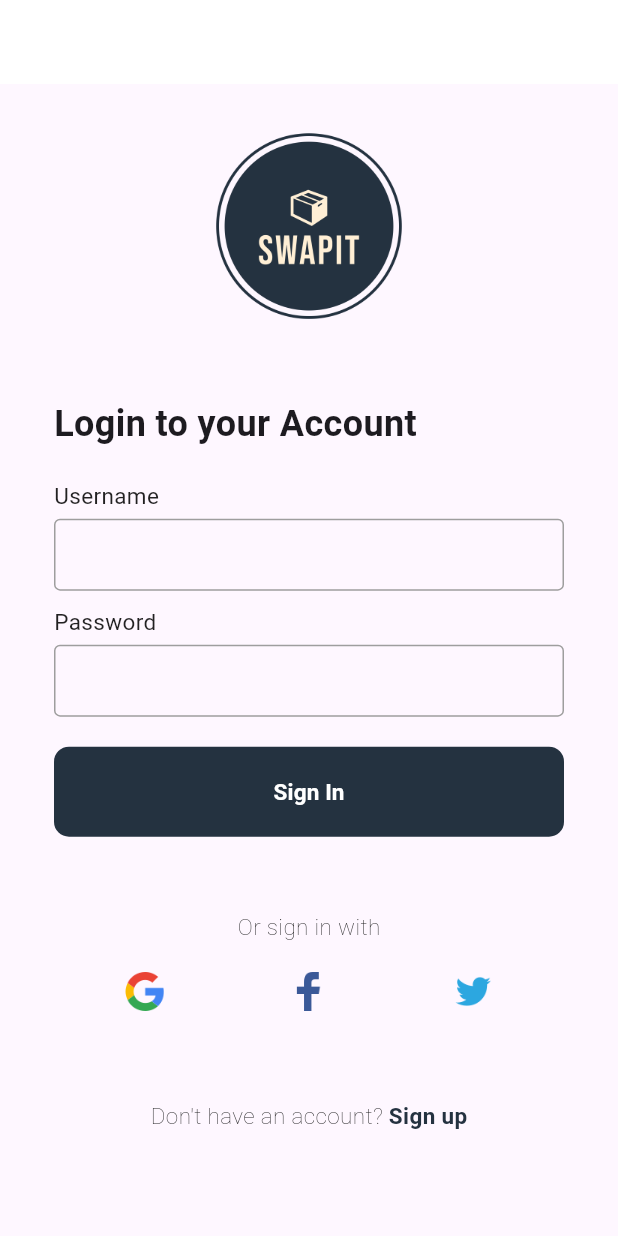
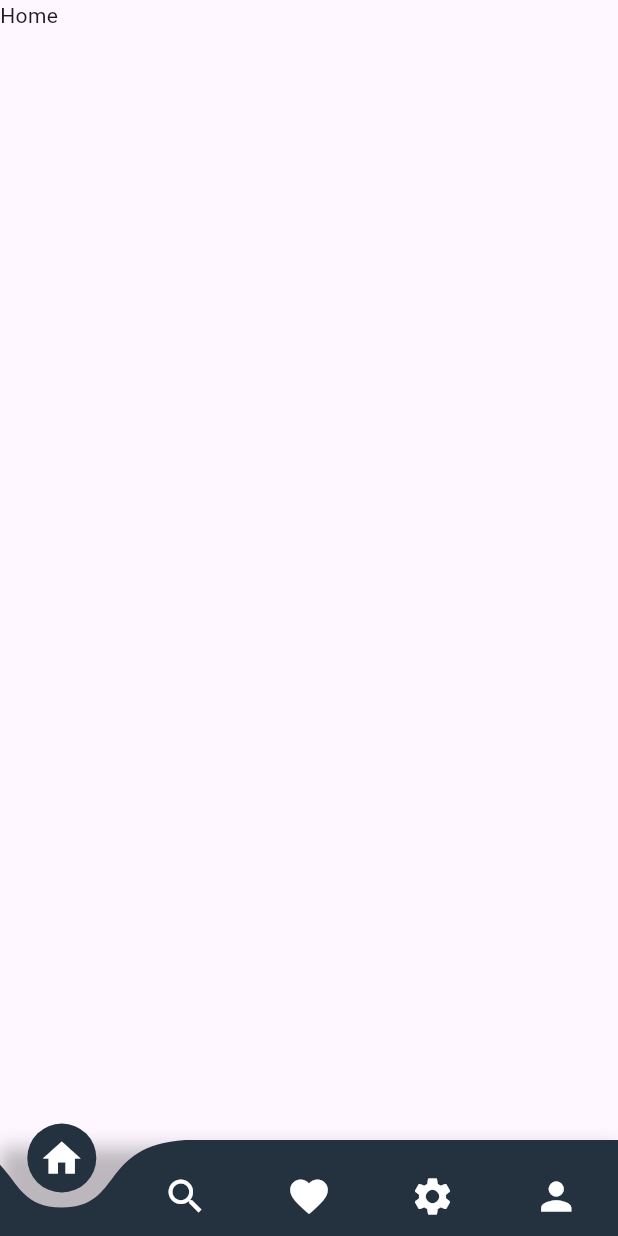
Before and after one commit to WhiteCornFour/TradeUpApp, a Flutter app: the screen it shows after launch, on a phone screen of 412 x 824 dp. Run offline on Flutter 3.47's test engine with Material 3 defaults, Android fonts, the phone set to English and light mode, and no system bars; drawn by our look-alikes of curved_navigation_bar.

Commit message:
Bottom Navigation
bottom navigation update

```diff
--- a/lib/main.dart
+++ b/lib/main.dart
@@ -1,6 +1,6 @@
 import 'package:flutter/material.dart';
-import 'package:tradeupapp/screens/authentication/login.dart';
+import 'package:tradeupapp/screens/main_app/index.dart';
 
 void main() {
-  runApp(const Login());
+  runApp(const Index());
 }
--- a/lib/screens/authentication/login.dart
+++ b/lib/screens/authentication/login.dart
@@ -12,12 +12,10 @@ class Login extends StatefulWidget {
 class _Login extends State<Login> {
   @override
   Widget build(BuildContext context) {
-    return MaterialApp(
-      debugShowCheckedModeBanner: false,
-      home: Scaffold(
-        resizeToAvoidBottomInset: false,
-        appBar: AppBar(elevation: 0, backgroundColor: Colors.white),
-        body: SizedBox(
+    return Scaffold(
+      resizeToAvoidBottomInset: false,
+      body: SingleChildScrollView(
+        child: SizedBox(
           height: MediaQuery.of(
             context,
           ).size.height, //lay toan bo chieu cao man hinh
@@ -30,6 +28,7 @@ class _Login extends State<Login> {
                 child: Column(
                   mainAxisAlignment: MainAxisAlignment.spaceEvenly,
                   children: [
+                    SizedBox(height: 50),
                     Padding(
                       padding: EdgeInsets.symmetric(horizontal: 36),
                       child: Column(
@@ -54,7 +53,10 @@ class _Login extends State<Login> {
                           Column(
                             children: <Widget>[
                               CustomInputField(label: 'Username'),
-                              CustomInputField(label: 'Password', obscureText: true),
+                              CustomInputField(
+                                label: 'Password',
+                                obscureText: true,
+                              ),
                             ],
                           ),
                           SizedBox(height: 10),
--- /dev/null
+++ b/lib/screens/main_app/home/home.dart
@@ -0,0 +1,22 @@
+import 'package:flutter/material.dart';
+
+class Home extends StatefulWidget {
+  const Home({super.key});
+
+  @override
+  State<Home> createState() => _Home();
+}
+
+class _Home extends State<Home> {
+  @override
+  Widget build(BuildContext context) {
+    return Scaffold(
+      resizeToAvoidBottomInset: false,
+      body: Column(
+        children: [
+          Text('Home'),
+        ],
+      ),
+    );
+  }
+}
--- /dev/null
+++ b/lib/screens/main_app/index.dart
@@ -0,0 +1,78 @@
+import 'package:curved_navigation_bar/curved_navigation_bar.dart';
+import 'package:flutter/material.dart';
+import 'package:tradeupapp/assets/colors/AppColors.dart';
+import 'package:tradeupapp/screens/main_app/favorite/favorite.dart';
+import 'package:tradeupapp/screens/main_app/home/home.dart';
+import 'package:tradeupapp/screens/main_app/search/search.dart';
+import 'package:tradeupapp/screens/main_app/set_up/set_up.dart';
+import 'package:tradeupapp/screens/main_app/user/user.dart';
+
+class Index extends StatefulWidget {
+  const Index({super.key});
+
+  @override
+  State<Index> createState() => _Index();
+}
+
+class _Index extends State<Index> {
+  final navigationKey = GlobalKey<CurvedNavigationBarState>();
+  int index = 0;
+
+  final screens = [Home(), Favorite(), Search(), SetUp(), User()];
+
+  final items = <Widget>[
+    Icon(Icons.home, size: 30),
+    Icon(Icons.search, size: 30),
+    Icon(Icons.favorite, size: 30),
+    Icon(Icons.settings, size: 30),
+    Icon(Icons.person, size: 30),
+  ];
+
+  @override
+  Widget build(BuildContext context) {
+    return MaterialApp(
+      debugShowCheckedModeBanner: false,
+      home: Container(
+        color: AppColors.header,
+        child: SafeArea(
+          top: false,
+          child: ClipRect(
+            child: Scaffold(
+              resizeToAvoidBottomInset: false,
+              body: screens[index],
+              bottomNavigationBar: Container(
+                decoration: BoxDecoration(
+                  color: Colors.transparent,
+                  boxShadow: [
+                    BoxShadow(
+                      color: Colors.black26,
+                      blurRadius: 10,
+                      offset: Offset(0, 5),
+                    ),
+                  ],
+                ),
+                child: Theme(
+                  data: Theme.of(
+                    context,
+                  ).copyWith(iconTheme: IconThemeData(color: Colors.white)),
+                  child: CurvedNavigationBar(
+                    key: navigationKey,
+                    height: 64,
+                    color: AppColors.header,
+                    buttonBackgroundColor: AppColors.header,
+                    animationCurve: Curves.easeInOut,
+                    animationDuration: Duration(milliseconds: 500),
+                    backgroundColor: Colors.transparent,
+                    index: index,
+                    items: items,
+                    onTap: (index) => setState(() => this.index = index),
+                  ),
+                ),
+              ),
+            ),
+          ),
+        ),
+      ),
+    );
+  }
+}
--- a/pubspec.yaml
+++ b/pubspec.yaml
@@ -35,6 +35,7 @@ dependencies:
   # Use with the CupertinoIcons class for iOS style icons.
   cupertino_icons: ^1.0.8
 
+  curved_navigation_bar: ^1.0.1
 dev_dependencies:
   flutter_test:
     sdk: flutter
```
Also changed, not shown: lib/screens/main_app/favorite/favorite.dart (added, +22 -0 lines), lib/screens/main_app/search/search.dart (added, +22 -0 lines), lib/screens/main_app/set_up/set_up.dart (added, +22 -0 lines), lib/screens/main_app/user/user.dart (added, +22 -0 lines), pubspec.lock.
